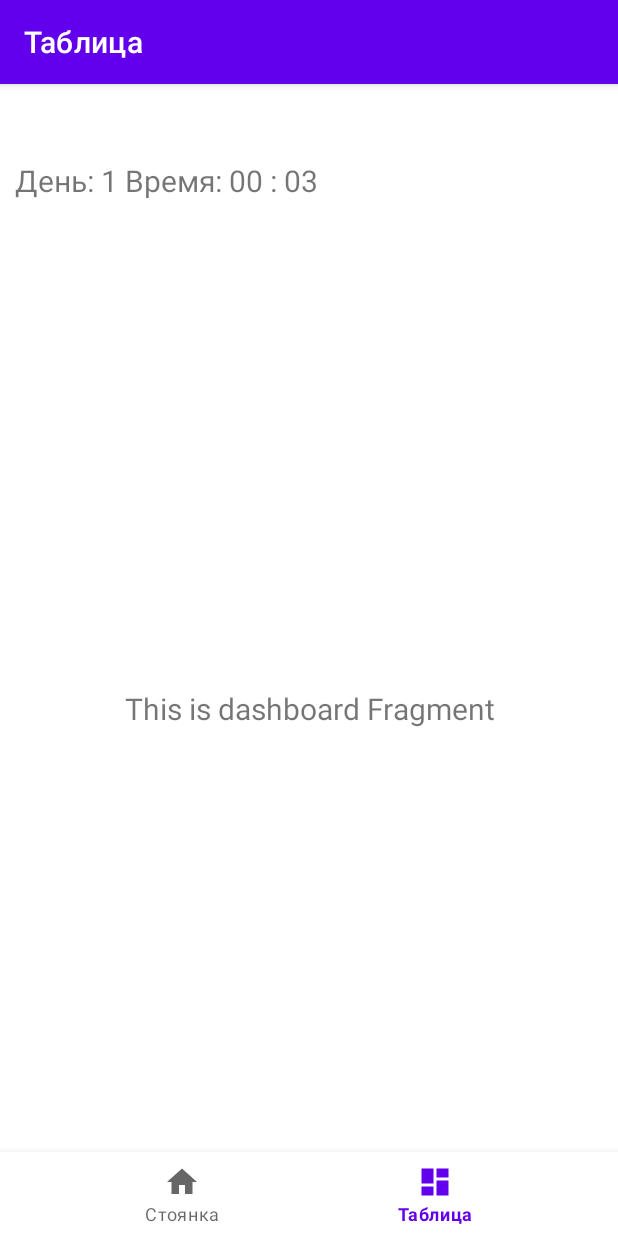
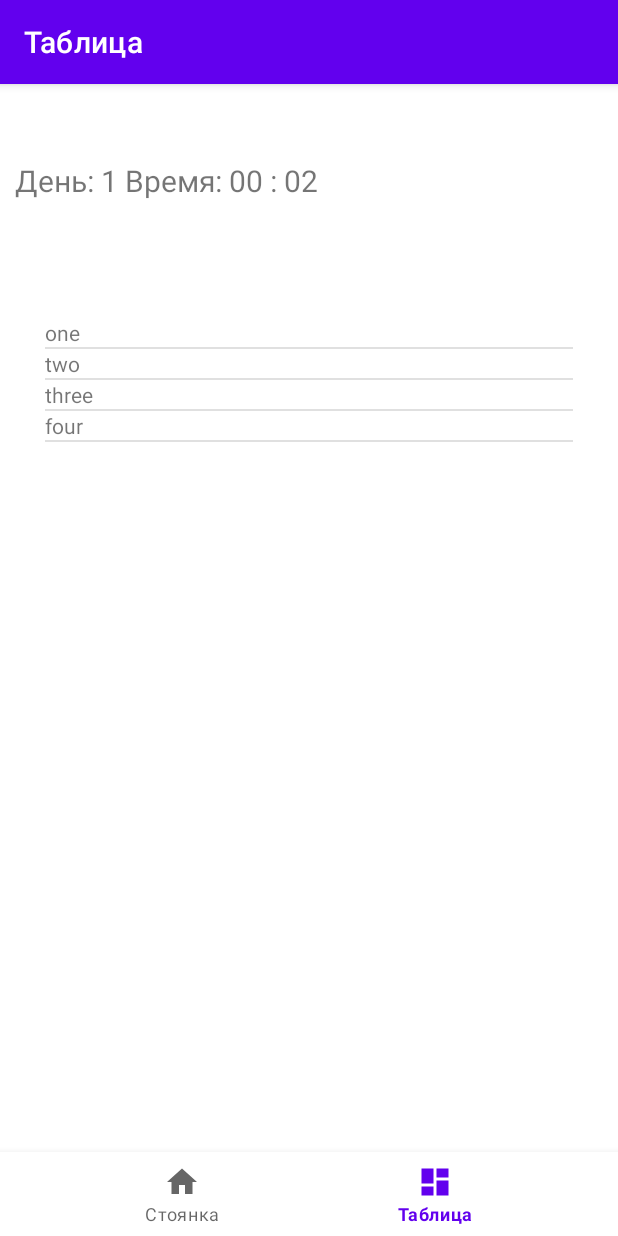
Before and after one commit to HipsterOK/Park, an Android app: the TableFragment screen opened through its navigation route, on a phone screen of 412 x 824 dp. Run offline under Robolectric (Android 15) with nearby library versions, the phone set to English and light mode, and no system bars; our stand-ins replace navigation-ui.

Commit message:
Nachalo table

```diff
--- a/app/src/main/java/com/example/park/Global.kt
+++ b/app/src/main/java/com/example/park/Global.kt
@@ -1,6 +1,10 @@
 package com.example.park
 
 import android.app.Application
+import android.widget.ArrayAdapter
+
+
+
 
 class Global : Application() {
     companion object {
@@ -9,5 +13,8 @@ class Global : Application() {
         var rab1: Array<Boolean> = arrayOf(true, true,true, true,true, true,true, true,true, true,true, true,true, true,true, true)
         var rab2: Array<Boolean> = arrayOf(true, true,true, true,true, true,true, true,true, true,true, true,true, true,true, true)
         var time: Array<Long> = arrayOf(0, 0,0, 0,0, 0,0, 0,0, 0,0, 0,0, 0,0, 0)
+        var listItems = ArrayList<String>()
+        var adapter: ArrayAdapter<String>? = null
+
     }
 }
--- a/app/src/main/java/com/example/park/ui/dashboard/TableFragment.kt
+++ b/app/src/main/java/com/example/park/ui/dashboard/TableFragment.kt
@@ -4,12 +4,14 @@ import android.os.Bundle
 import android.view.LayoutInflater
 import android.view.View
 import android.view.ViewGroup
-import android.widget.TextView
-import androidx.fragment.app.Fragment
-import androidx.lifecycle.ViewModelProvider
+import android.widget.ArrayAdapter
+import android.widget.ListView
+import androidx.fragment.app.ListFragment
+import com.example.park.R
 import com.example.park.databinding.FragmentTableBinding
 
-class TableFragment : Fragment() {
+
+class TableFragment : ListFragment() {
 
     private var _binding: FragmentTableBinding? = null
 
@@ -22,16 +24,16 @@ class TableFragment : Fragment() {
         container: ViewGroup?,
         savedInstanceState: Bundle?
     ): View {
-        val dashboardViewModel =
-            ViewModelProvider(this).get(TableViewModel::class.java)
 
         _binding = FragmentTableBinding.inflate(inflater, container, false)
         val root: View = binding.root
 
-        val textView: TextView = binding.textTable
-        dashboardViewModel.text.observe(viewLifecycleOwner) {
-            textView.text = it
-        }
+        val data = arrayOf("one", "two", "three", "four")
+        var lv:ListView = root.findViewById(android.R.id.list)
+        val adapter = ArrayAdapter(root.context, R.layout.listitem, R.id.textview, data)
+        lv.adapter = adapter
+
+
         return root
     }
 
--- a/app/src/main/res/layout/fragment_table.xml
+++ b/app/src/main/res/layout/fragment_table.xml
@@ -1,22 +1,17 @@
 <?xml version="1.0" encoding="utf-8"?>
-<androidx.constraintlayout.widget.ConstraintLayout xmlns:android="http://schemas.android.com/apk/res/android"
+<LinearLayout xmlns:android="http://schemas.android.com/apk/res/android"
     xmlns:app="http://schemas.android.com/apk/res-auto"
     xmlns:tools="http://schemas.android.com/tools"
     android:layout_width="match_parent"
     android:layout_height="match_parent"
     tools:context=".ui.dashboard.TableFragment">
 
-    <TextView
-        android:id="@+id/text_table"
-        android:layout_width="match_parent"
-        android:layout_height="wrap_content"
-        android:layout_marginStart="8dp"
-        android:layout_marginTop="8dp"
-        android:layout_marginEnd="8dp"
-        android:textAlignment="center"
-        android:textSize="20sp"
-        app:layout_constraintBottom_toBottomOf="parent"
-        app:layout_constraintEnd_toEndOf="parent"
-        app:layout_constraintStart_toStartOf="parent"
-        app:layout_constraintTop_toTopOf="parent" />
-</androidx.constraintlayout.widget.ConstraintLayout>
+    <ListView
+        android:id="@android:id/list"
+        android:layout_width="fill_parent"
+        android:layout_height="fill_parent"
+        android:drawSelectorOnTop="false"
+        android:paddingTop="100dp"
+        android:paddingHorizontal="30dp"/>
+
+</LinearLayout>
--- /dev/null
+++ b/app/src/main/res/layout/listitem.xml
@@ -0,0 +1,12 @@
+<?xml version="1.0" encoding="utf-8"?>
+<LinearLayout xmlns:android="http://schemas.android.com/apk/res/android"
+    android:layout_width="match_parent"
+    android:layout_height="match_parent">
+
+    <TextView
+        android:id="@+id/textview"
+        android:layout_width="match_parent"
+        android:layout_height="match_parent" >
+    </TextView>
+
+</LinearLayout>
```
